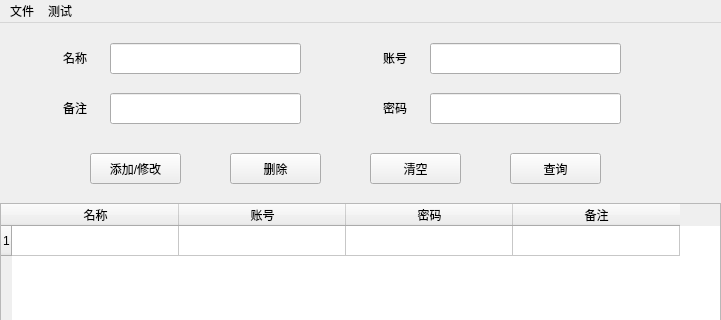
Before: the Qt Designer form tools/mainWindow.ui in ling-yuan/AccountManager, drawn with Qt 5; both pictures show x 0 to 721 and y 0 to 320 of the 721 by 518 pixel window.
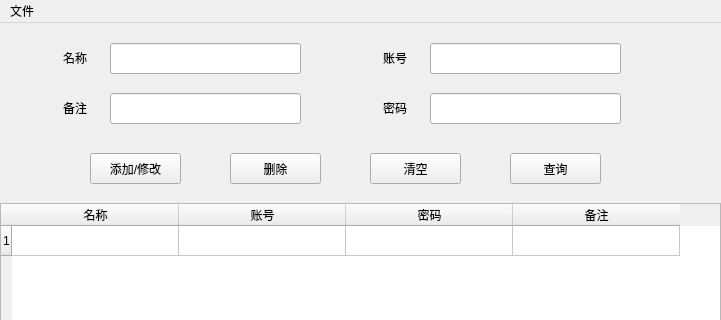
After: the same form once the commit is applied. Icons and pictures are not drawn.

Commit message: fix: 删除测试菜单

Diff of the .ui file:
```diff
--- a/tools/mainWindow.ui
+++ b/tools/mainWindow.ui
@@ -302,14 +302,7 @@
     <addaction name="submenu2"/>
     <addaction name="separator"/>
    </widget>
-   <widget class="QMenu" name="menu_2">
-    <property name="title">
-     <string>测试</string>
-    </property>
-    <addaction name="actiontest"/>
-   </widget>
    <addaction name="menu"/>
-   <addaction name="menu_2"/>
   </widget>
   <action name="importtxt">
    <property name="icon">
```
The commit also changes 3 other files.
